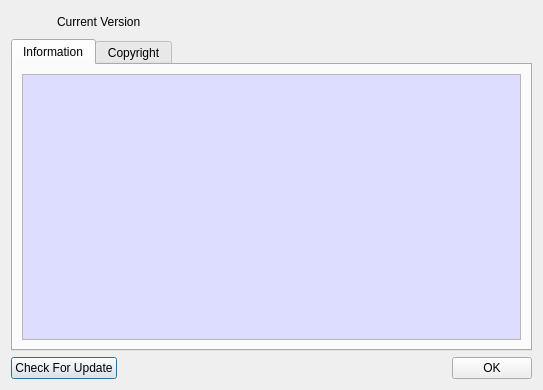
Before: the Qt Designer form BerEditor/about_dlg.ui in jykim74/BerEditor, drawn with Qt 5.
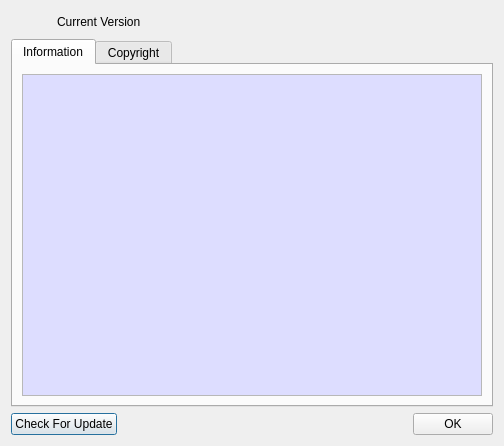
After: the same form once the commit is applied. The open tabs and pages were chosen to show the change. Icons and pictures are not drawn.

```diff
--- a/BerEditor/about_dlg.ui
+++ b/BerEditor/about_dlg.ui
@@ -6,8 +6,8 @@
    <rect>
     <x>0</x>
     <y>0</y>
-    <width>543</width>
-    <height>390</height>
+    <width>502</width>
+    <height>446</height>
    </rect>
   </property>
   <property name="windowTitle">
@@ -73,6 +73,12 @@
       <layout class="QVBoxLayout" name="verticalLayout_2">
        <item>
         <widget class="QTextBrowser" name="mAboutText">
+         <property name="minimumSize">
+          <size>
+           <width>460</width>
+           <height>300</height>
+          </size>
+         </property>
          <property name="palette">
           <palette>
            <active>
```
Left out of the diff: 2 changed lines with no effect on the pictures.
